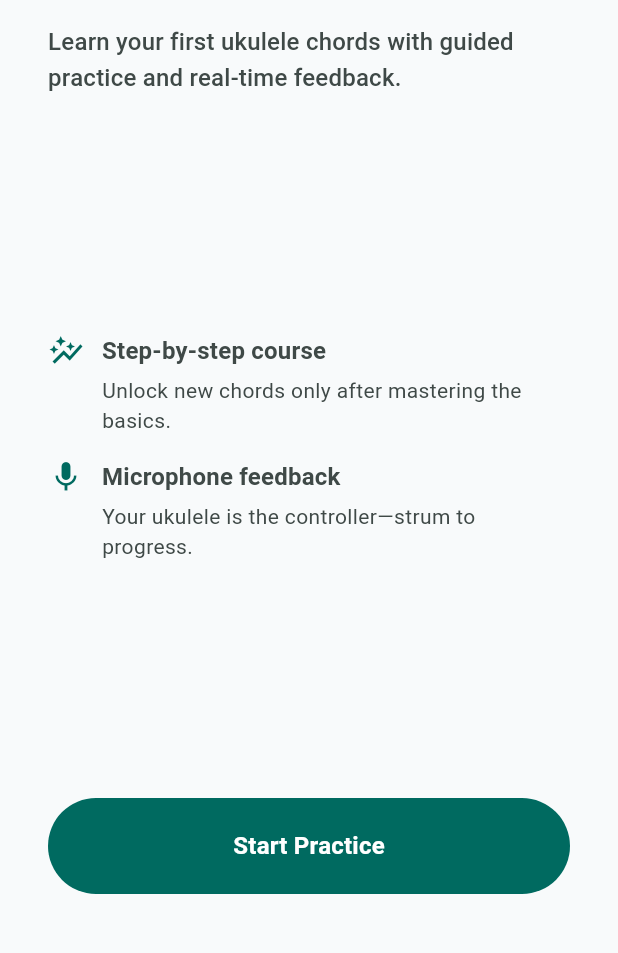
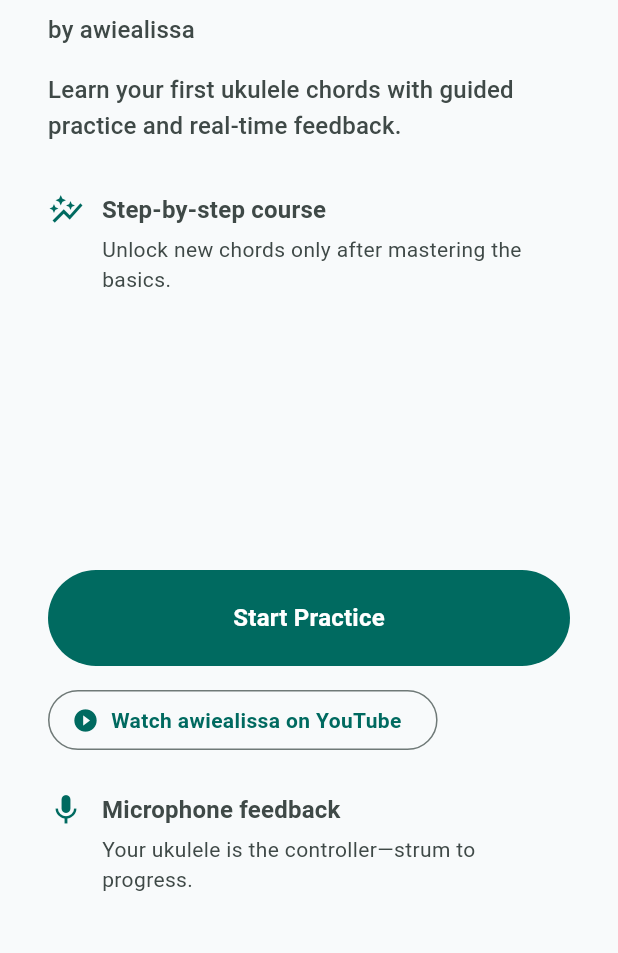
Before and after one commit to SleyAI/Ukitar, a Flutter app: the screen it shows after launch, on a phone screen of 412 x 824 dp, the part 234-1187 px from its top. Run offline on Flutter 3.47's test engine with Material 3 defaults, Android fonts, the phone set to English and light mode, and no system bars; our stand-ins replace permission_handler; missing offline and left inert: flutter_fft.

Commit message:
Add YouTube channel link and subtitle to home screen

```diff
--- a/lib/screens/home_screen.dart
+++ b/lib/screens/home_screen.dart
@@ -1,4 +1,5 @@
 import 'package:flutter/material.dart';
+import 'package:url_launcher/url_launcher.dart';
 
 import 'practice_screen.dart';
 
@@ -22,6 +23,13 @@ class HomeScreen extends StatelessWidget {
                 color: theme.colorScheme.onSurface,
               ),
             ),
+            const SizedBox(height: 8),
+            Text(
+              'by awiealissa',
+              style: theme.textTheme.titleMedium?.copyWith(
+                color: theme.colorScheme.onSurfaceVariant,
+              ),
+            ),
             const SizedBox(height: 16),
             Text(
               'Learn your first ukulele chords with guided practice and real-time feedback.',
@@ -29,17 +37,11 @@ class HomeScreen extends StatelessWidget {
                 color: theme.colorScheme.onSurfaceVariant,
               ),
             ),
-            const Spacer(),
+            const SizedBox(height: 32),
             _FeatureBullet(
               icon: Icons.auto_graph,
               title: 'Step-by-step course',
               description: 'Unlock new chords only after mastering the basics.',
-            ),
-            const SizedBox(height: 16),
-            _FeatureBullet(
-              icon: Icons.mic,
-              title: 'Microphone feedback',
-              description: 'Your ukulele is the controller—strum to progress.',
             ),
             const Spacer(),
             SizedBox(
@@ -59,11 +61,39 @@ class HomeScreen extends StatelessWidget {
                 child: const Text('Start Practice'),
               ),
             ),
+            const SizedBox(height: 12),
+            Align(
+              alignment: Alignment.centerLeft,
+              child: OutlinedButton.icon(
+                onPressed: _openYoutubeChannel,
+                icon: const Icon(Icons.play_circle_fill),
+                label: const Text('Watch awiealissa on YouTube'),
+                style: OutlinedButton.styleFrom(
+                  foregroundColor: theme.colorScheme.primary,
+                  textStyle: theme.textTheme.bodyMedium?.copyWith(
+                    fontWeight: FontWeight.w600,
+                  ),
+                ),
+              ),
+            ),
+            const SizedBox(height: 24),
+            _FeatureBullet(
+              icon: Icons.mic,
+              title: 'Microphone feedback',
+              description: 'Your ukulele is the controller—strum to progress.',
+            ),
             const SizedBox(height: 24),
           ],
         ),
       ),
     );
+  }
+}
+
+Future<void> _openYoutubeChannel() async {
+  final Uri uri = Uri.parse('https://www.youtube.com/@awiealissa');
+  if (!await launchUrl(uri, mode: LaunchMode.externalApplication)) {
+    throw 'Could not launch $uri';
   }
 }
 
--- a/pubspec.yaml
+++ b/pubspec.yaml
@@ -37,6 +37,7 @@ dependencies:
   # Audio / pitch detection
   flutter_fft: ^1.2.0
   permission_handler: ^11.3.1
+  url_launcher: ^6.3.0
 
   # The following adds the Cupertino Icons font to your application.
   # Use with the CupertinoIcons class for iOS style icons.
```
